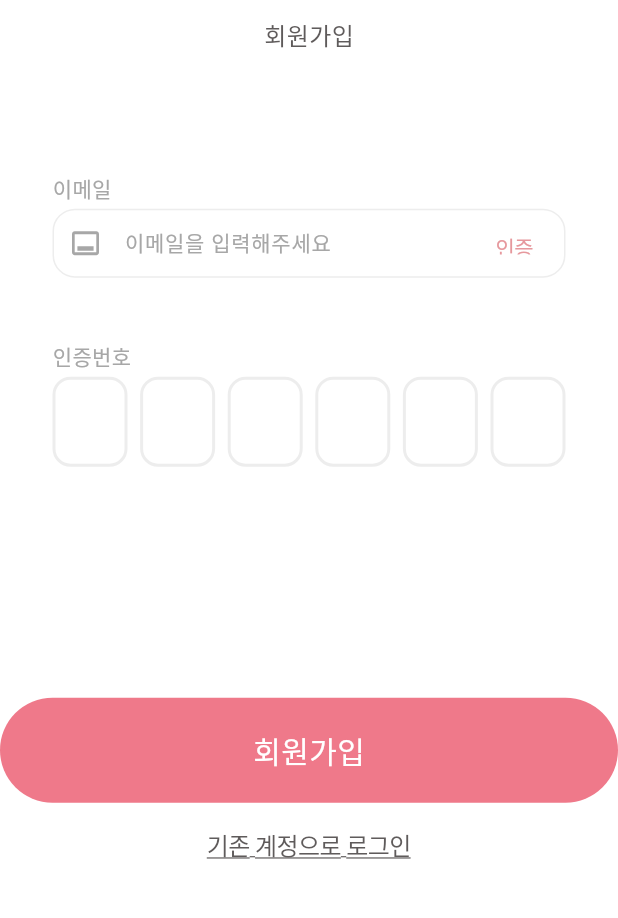
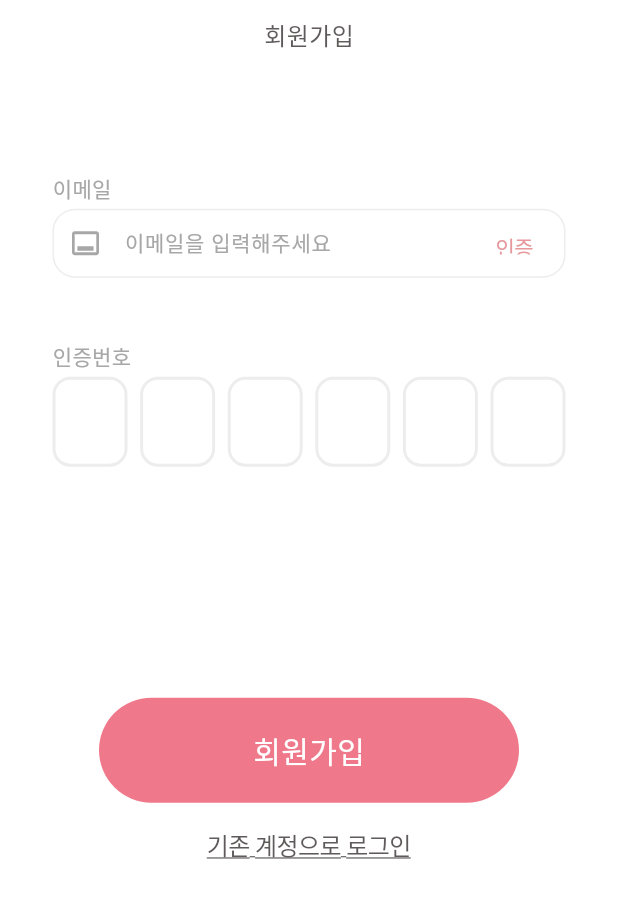
Before and after one commit to sinjidragon/TurlGO-iOS, a Flutter app: the SignupEmailView screen opened directly with empty values, on a phone screen of 412 x 824 dp, the part 193-1111 px from its top. Run offline on Flutter 3.47's test engine with Material 3 defaults, Android fonts, the light colour scheme and no system bars; drawn by our look-alikes of pin_code_fields; our stand-ins replace flutter_dotenv, flutter_secure_storage, flutter_svg, fluttertoast, go_router, shimmer; accounts and stored records are empty; Roboto replaces fonts that are missing (Pretendard); project files that could hold a hidden picture were left out.

Commit message:
chore :; Remove the default button value

```diff
--- a/lib/feature/auth/presentation/signup/signup_emali_view.dart
+++ b/lib/feature/auth/presentation/signup/signup_emali_view.dart
@@ -195,6 +195,7 @@ class _SignupEmailViewState extends State<SignupEmailView> {
                       ),
                     ),
                     PressableButton(
+                        width: 280,
                         onTap: () {
                           if (!vm.isLoading) {
                             Future.microtask(() async {
```
